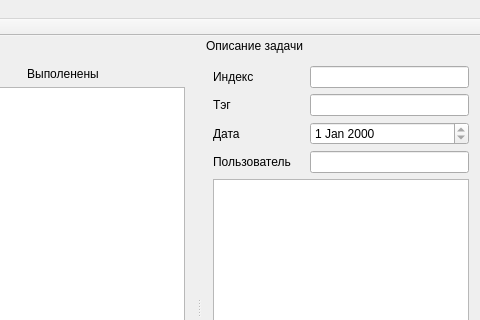
Old version of the form app/LightTaskManager/views/mainwindow.ui in the repository moevm/gui-1h2018-06; both pictures show x 320 to 800 and y 0 to 320 of the 800 by 600 pixel window.
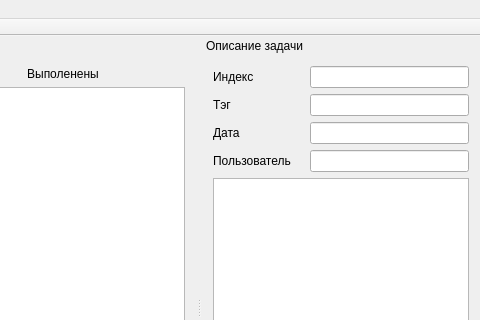
New version of the form. Icons and pictures are not drawn. Custom widgets are drawn as their Qt base class.

What changed in the file:
```diff
--- a/app/LightTaskManager/views/mainwindow.ui
+++ b/app/LightTaskManager/views/mainwindow.ui
@@ -255,13 +255,6 @@
        </property>
       </widget>
      </item>
-     <item row="2" column="1">
-      <widget class="QDateEdit" name="dateEdit">
-       <property name="readOnly">
-        <bool>true</bool>
-       </property>
-      </widget>
-     </item>
      <item row="1" column="1">
       <widget class="QLineEdit" name="tagLineEdit">
        <property name="readOnly">
@@ -311,6 +304,13 @@
        </property>
       </widget>
      </item>
+     <item row="2" column="1">
+      <widget class="QLineEdit" name="dateLineEdit">
+       <property name="readOnly">
+        <bool>true</bool>
+       </property>
+      </widget>
+     </item>
     </layout>
    </widget>
   </widget>
```
